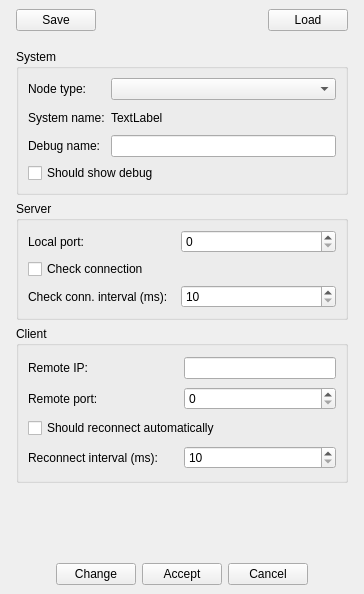
Before: the Qt Designer form src/VMTD/VMTD/VMTDSettingsForm.ui in ekushko/qt-vxlan-mtd-old, drawn with Qt 5.
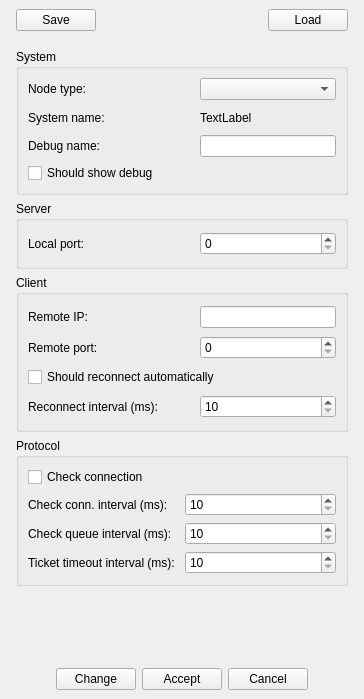
After: the same form once the commit is applied.

What changed in the file:
```diff
--- a/src/VMTD/VMTD/VMTDSettingsForm.ui
+++ b/src/VMTD/VMTD/VMTDSettingsForm.ui
@@ -7,7 +7,7 @@
     <x>0</x>
     <y>0</y>
     <width>364</width>
-    <height>594</height>
+    <height>699</height>
    </rect>
   </property>
   <property name="windowTitle">
@@ -103,6 +103,12 @@
           <layout class="QGridLayout" name="gridLayout_2">
            <item row="2" column="0">
             <widget class="QLabel" name="_8">
+             <property name="minimumSize">
+              <size>
+               <width>166</width>
+               <height>0</height>
+              </size>
+             </property>
              <property name="text">
               <string>Debug name:</string>
              </property>
@@ -163,31 +169,17 @@
            <string>Server</string>
           </property>
           <layout class="QGridLayout" name="gridLayout_3">
-           <item row="0" column="1">
-            <widget class="QSpinBox" name="sbLocalPort">
-             <property name="maximum">
-              <number>65535</number>
-             </property>
-            </widget>
-           </item>
-           <item row="2" column="0">
-            <widget class="QLabel" name="_15">
-             <property name="text">
-              <string>Check conn. interval (ms):</string>
-             </property>
-            </widget>
-           </item>
            <item row="0" column="0">
             <widget class="QLabel" name="_9">
              <property name="minimumSize">
               <size>
-               <width>147</width>
+               <width>166</width>
                <height>0</height>
               </size>
              </property>
              <property name="maximumSize">
               <size>
-               <width>147</width>
+               <width>16777215</width>
                <height>16777215</height>
               </size>
              </property>
@@ -196,20 +188,10 @@
              </property>
             </widget>
            </item>
-           <item row="2" column="1">
-            <widget class="QSpinBox" name="sbCheckConnectionInterval">
-             <property name="minimum">
-              <number>10</number>
-             </property>
+           <item row="0" column="1">
+            <widget class="QSpinBox" name="sbLocalPort">
              <property name="maximum">
-              <number>999999999</number>
-             </property>
-            </widget>
-           </item>
-           <item row="1" column="0" colspan="2">
-            <widget class="QCheckBox" name="chbShouldCheckConnection">
-             <property name="text">
-              <string>Check connection</string>
+              <number>65535</number>
              </property>
             </widget>
            </item>
@@ -263,7 +245,7 @@
             <widget class="QLabel" name="_13">
              <property name="minimumSize">
               <size>
-               <width>150</width>
+               <width>166</width>
                <height>0</height>
               </size>
              </property>
@@ -285,6 +267,73 @@
           </layout>
          </widget>
         </item>
+        <item>
+         <widget class="QGroupBox" name="gbProtocol">
+          <property name="title">
+           <string>Protocol</string>
+          </property>
+          <layout class="QGridLayout" name="gridLayout">
+           <item row="0" column="0">
+            <widget class="QCheckBox" name="chbShouldCheckConnection">
+             <property name="text">
+              <string>Check connection</string>
+             </property>
+            </widget>
+           </item>
+           <item row="2" column="1">
+            <widget class="QSpinBox" name="sbCheckQueueInterval">
+             <property name="minimum">
+              <number>10</number>
+             </property>
+             <property name="maximum">
+              <number>999999999</number>
+             </property>
+            </widget>
+           </item>
+           <item row="2" column="0">
+            <widget class="QLabel" name="_16">
+             <property name="text">
+              <string>Check queue interval (ms):</string>
+             </property>
+            </widget>
+           </item>
+           <item row="1" column="0">
+            <widget class="QLabel" name="_15">
+             <property name="text">
+              <string>Check conn. interval (ms):</string>
+             </property>
+            </widget>
+           </item>
+           <item row="1" column="1">
+            <widget class="QSpinBox" name="sbCheckConnectionInterval">
+             <property name="minimum">
+              <number>10</number>
+             </property>
+             <property name="maximum">
+              <number>999999999</number>
+             </property>
+            </widget>
+           </item>
+           <item row="3" column="0">
+            <widget class="QLabel" name="_17">
+             <property name="text">
+              <string>Ticket timeout interval (ms):</string>
+             </property>
+            </widget>
+           </item>
+           <item row="3" column="1">
+            <widget class="QSpinBox" name="sbTicketTimeoutInterval">
+             <property name="minimum">
+              <number>10</number>
+             </property>
+             <property name="maximum">
+              <number>999999999</number>
+             </property>
+            </widget>
+           </item>
+          </layout>
+         </widget>
+        </item>
        </layout>
       </widget>
      </item>
```
